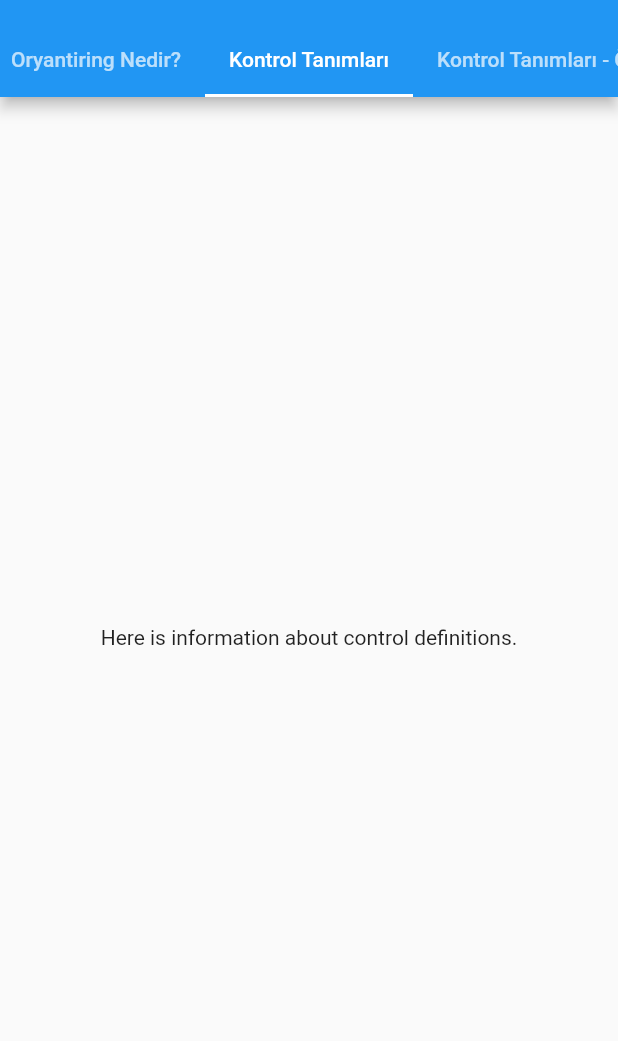
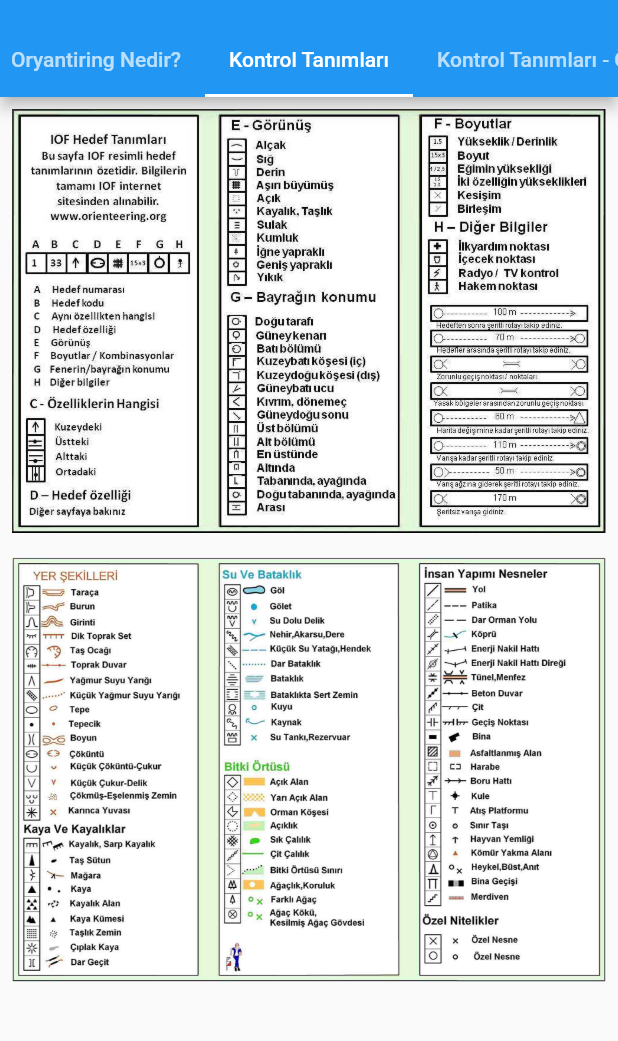
Before and after one commit to YTU-orienteering/YTU_orienteering-app, a Flutter app: the OrienteeringPage screen opened directly, tab 2 chosen, on a phone screen of 412 x 824 dp, the part 59-1100 px from its top. Run offline on Flutter 3.47's test engine with Material 2 defaults, Android fonts, the phone set to English and light mode, and no system bars; our stand-ins replace cached_network_image, firebase_core, firebase_database; accounts and stored records are empty.

Commit message:
control_definitions tab is filled

```diff
--- a/lib/pages/content_pages/control_definitions.dart
+++ b/lib/pages/content_pages/control_definitions.dart
@@ -3,8 +3,24 @@ import 'package:flutter/material.dart';
 class ControlDefinitions extends StatelessWidget {
   @override
   Widget build(BuildContext context) {
-    return Center(
-      child: Text('Here is information about control definitions.'),
+    return Column(
+      mainAxisAlignment: MainAxisAlignment.start,
+      children: [
+        Padding(
+          padding: const EdgeInsets.all(8.0),
+          child: Image.asset(
+            'assets/orienteering/control_definitions.jpg',
+            fit: BoxFit.cover,
+          ),
+        ),
+        Padding(
+          padding: const EdgeInsets.all(8.0),
+          child: Image.asset(
+            'assets/orienteering/symbols.jpg',
+            fit: BoxFit.cover,
+          ),
+        ),
+      ],
     );
   }
 }
--- a/lib/pages/orienteering.dart
+++ b/lib/pages/orienteering.dart
@@ -1,14 +1,14 @@
+import 'package:deneme_17_ekim/domain/constants/constants.dart';
 import 'package:deneme_17_ekim/pages/content_pages/articles.dart';
 import 'package:deneme_17_ekim/pages/content_pages/compass_use.dart';
-import 'package:flutter/material.dart';
-import 'package:deneme_17_ekim/widgets/drawer.dart';
-import 'package:deneme_17_ekim/domain/constants/constants.dart';
 import 'package:deneme_17_ekim/pages/content_pages/control_definitions.dart';
 import 'package:deneme_17_ekim/pages/content_pages/control_definitions_example.dart';
 import 'package:deneme_17_ekim/pages/content_pages/faq.dart';
 import 'package:deneme_17_ekim/pages/content_pages/links.dart';
 import 'package:deneme_17_ekim/pages/content_pages/trainings.dart';
 import 'package:deneme_17_ekim/pages/content_pages/what_is_orienteering.dart';
+import 'package:deneme_17_ekim/widgets/drawer.dart';
+import 'package:flutter/material.dart';
 
 class OrienteeringPage extends StatefulWidget {
   const OrienteeringPage({Key? key}) : super(key: key);
@@ -18,24 +18,20 @@ class OrienteeringPage extends StatefulWidget {
 }
 
 class _OrienteeringPageState extends State<OrienteeringPage> {
-  int _currentIndex = 0;
-  late PageController _pageController;
-
   @override
   void initState() {
     super.initState();
-    _pageController = PageController(initialPage: _currentIndex);
   }
 
   @override
   Widget build(BuildContext context) {
     return DefaultTabController(
-      length: 8, // Number of tabs
+      length: 8,
       child: Scaffold(
         appBar: AppBar(
-          title: Text(DrawerDefinitions.orienteering),
-          bottom: TabBar(
-            isScrollable: true, // Set this to true if tabs don't fit
+          title: const Text(DrawerDefinitions.orienteering),
+          bottom: const TabBar(
+            isScrollable: true,
             tabs: [
               Tab(text: 'Oryantiring Nedir?'),
               Tab(text: 'Kontrol Tanımları'),
@@ -51,15 +47,14 @@ class _OrienteeringPageState extends State<OrienteeringPage> {
         drawer: const MyDrawer(),
         body: TabBarView(
           children: [
-            // Replace these with your actual content widgets
-            WhatIsOrienteering(),
-            ControlDefinitions(),
-            ControlDefinitionsExample(),
-            CompassUse(),
-            Articles(),
-            Links(),
-            Trainings(),
-            FAQ()
+            SingleChildScrollView(child: WhatIsOrienteering()),
+            SingleChildScrollView(child: ControlDefinitions()),
+            SingleChildScrollView(child: ControlDefinitionsExample()),
+            SingleChildScrollView(child: CompassUse()),
+            SingleChildScrollView(child: Articles()),
+            SingleChildScrollView(child: Links()),
+            SingleChildScrollView(child: Trainings()),
+            SingleChildScrollView(child: FAQ())
           ],
         ),
       ),
--- a/pubspec.yaml
+++ b/pubspec.yaml
@@ -64,9 +64,7 @@ flutter:
 
   # To add assets to your application, add an assets section, like this:
   assets:
-    - assets/ytu37kb.png
-    - assets/activityCalender.jpg
-    - assets/athletes/
+    - assets/orienteering/
     - assets/about_us/
   #   - images/a_dot_ham.jpeg
 
```
Also changed, not shown: assets/activityCalender.jpg (deleted), assets/athletes/activityCalender.jpg (deleted), assets/athletes/ytu37kb.png (deleted), assets/orienteering/control_definitions.jpg (added), assets/orienteering/symbols.jpg (added), assets/ytu37kb.png (deleted), assets/ytuseffaf52kb.png (deleted).
